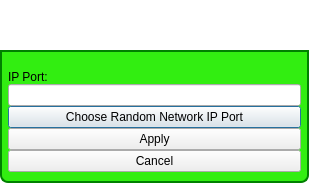
brettrjones/gotvptop, file GoTvApps/GoTvCommon/Forms/ActivityChooseIpPort.ui: the form before one commit.
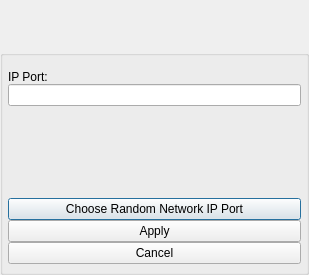
The form after the commit. Custom widgets are drawn as their Qt base class.

```diff
--- a/GoTvApps/GoTvCommon/Forms/ActivityChooseIpPort.ui
+++ b/GoTvApps/GoTvCommon/Forms/ActivityChooseIpPort.ui
@@ -10,7 +10,7 @@
     <x>0</x>
     <y>0</y>
     <width>309</width>
-    <height>175</height>
+    <height>275</height>
    </rect>
   </property>
   <property name="windowTitle">
@@ -22,37 +22,6 @@
   <property name="toolTip">
    <string/>
   </property>
-  <property name="styleSheet">
-   <string notr="true">QDialog#ChooseIpPortDlg
-{   
-color: transparent;
-background-color: transparent;
-border: 1px solid transparent;
-border-radius: 8px; 
-}
-
-#DialogTitleBox
-{   
-color: black;
-background-color: rgb(50,238,17);
-border: 2px solid green;
-border-top-left-radius: 8px; 
-border-top-right-radius: 8px;
-}
-#DialogTitleLabel
-{   
-color: black;
-}
-#DialogItemsGroupBox
-{   
-background-color: rgb(50,238,17);
-border: 2px solid green;
-border-top-color: green; 
-border-bottom-left-radius: 8px; 
-border-bottom-right-radius: 8px;
-}
-</string>
-  </property>
   <layout class="QVBoxLayout" name="verticalLayout">
    <property name="spacing">
     <number>0</number>
@@ -165,6 +134,20 @@
    </item>
   </layout>
  </widget>
+ <customwidgets>
+  <customwidget>
+   <class>TitleBarWidget</class>
+   <extends>QWidget</extends>
+   <header>TitleBarWidget.h</header>
+   <container>1</container>
+  </customwidget>
+  <customwidget>
+   <class>BottomBarWidget</class>
+   <extends>QWidget</extends>
+   <header location="global">BottomBarWidget.h</header>
+   <container>1</container>
+  </customwidget>
+ </customwidgets>
  <resources/>
  <connections/>
 </ui>
```
Left out of the diff: 32 changed lines with no effect on the pictures.
